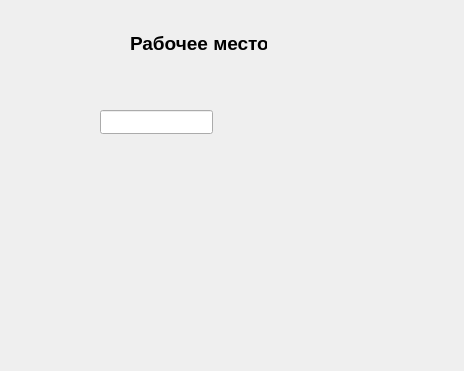
rust3128/Gandalf, file Terminals/editworkplacedialog.ui: the form before one commit.
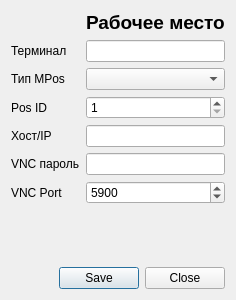
The form after the commit. Icons and pictures are not drawn.

The edit to the form file:
```diff
--- a/Terminals/editworkplacedialog.ui
+++ b/Terminals/editworkplacedialog.ui
@@ -6,61 +6,135 @@
    <rect>
     <x>0</x>
     <y>0</y>
-    <width>464</width>
-    <height>371</height>
+    <width>231</width>
+    <height>300</height>
    </rect>
   </property>
   <property name="windowTitle">
    <string>Dialog</string>
   </property>
-  <widget class="QLabel" name="label">
-   <property name="geometry">
-    <rect>
-     <x>20</x>
-     <y>20</y>
-     <width>48</width>
-     <height>48</height>
-    </rect>
-   </property>
-   <property name="text">
-    <string/>
-   </property>
-   <property name="pixmap">
-    <pixmap resource="../resource.qrc">:/Images/pc_icon.png</pixmap>
-   </property>
-   <property name="scaledContents">
-    <bool>true</bool>
-   </property>
-  </widget>
-  <widget class="QLabel" name="label_2">
-   <property name="geometry">
-    <rect>
-     <x>130</x>
-     <y>30</y>
-     <width>137</width>
-     <height>26</height>
-    </rect>
-   </property>
-   <property name="font">
-    <font>
-     <pointsize>14</pointsize>
-     <bold>true</bold>
-    </font>
-   </property>
-   <property name="text">
-    <string>Рабочее место</string>
-   </property>
-  </widget>
-  <widget class="QLineEdit" name="lineEditTerminalID">
-   <property name="geometry">
-    <rect>
-     <x>100</x>
-     <y>110</y>
-     <width>113</width>
-     <height>24</height>
-    </rect>
-   </property>
-  </widget>
+  <layout class="QGridLayout" name="gridLayout">
+   <item row="0" column="2" colspan="3">
+    <widget class="QLabel" name="label_2">
+     <property name="font">
+      <font>
+       <pointsize>14</pointsize>
+       <bold>true</bold>
+      </font>
+     </property>
+     <property name="text">
+      <string>Рабочее место</string>
+     </property>
+    </widget>
+   </item>
+   <item row="0" column="0">
+    <widget class="QLabel" name="label">
+     <property name="text">
+      <string/>
+     </property>
+     <property name="pixmap">
+      <pixmap resource="../resource.qrc">:/Images/pc_icon.png</pixmap>
+     </property>
+     <property name="scaledContents">
+      <bool>true</bool>
+     </property>
+    </widget>
+   </item>
+   <item row="3" column="0" colspan="2">
+    <widget class="QLabel" name="label_5">
+     <property name="text">
+      <string>Pos ID</string>
+     </property>
+    </widget>
+   </item>
+   <item row="7" column="2">
+    <spacer name="verticalSpacer">
+     <property name="orientation">
+      <enum>Qt::Vertical</enum>
+     </property>
+     <property name="sizeHint" stdset="0">
+      <size>
+       <width>20</width>
+       <height>40</height>
+      </size>
+     </property>
+    </spacer>
+   </item>
+   <item row="5" column="0" colspan="2">
+    <widget class="QLabel" name="label_6">
+     <property name="text">
+      <string>VNC пароль</string>
+     </property>
+    </widget>
+   </item>
+   <item row="9" column="0" colspan="5">
+    <widget class="QDialogButtonBox" name="buttonBox">
+     <property name="standardButtons">
+      <set>QDialogButtonBox::Close|QDialogButtonBox::Save</set>
+     </property>
+    </widget>
+   </item>
+   <item row="1" column="2" colspan="3">
+    <widget class="QLineEdit" name="lineEditTerminalID"/>
+   </item>
+   <item row="5" column="2" colspan="3">
+    <widget class="QLineEdit" name="lineEditPassVNC"/>
+   </item>
+   <item row="1" column="0">
+    <widget class="QLabel" name="label_3">
+     <property name="text">
+      <string>Терминал</string>
+     </property>
+    </widget>
+   </item>
+   <item row="2" column="0">
+    <widget class="QLabel" name="label_4">
+     <property name="text">
+      <string>Тип MPos</string>
+     </property>
+    </widget>
+   </item>
+   <item row="6" column="0" colspan="2">
+    <widget class="QLabel" name="label_7">
+     <property name="text">
+      <string>VNC Port</string>
+     </property>
+    </widget>
+   </item>
+   <item row="2" column="2" colspan="3">
+    <widget class="QComboBox" name="comboBoxVersionType"/>
+   </item>
+   <item row="3" column="2" colspan="3">
+    <widget class="QSpinBox" name="spinBoxPosID">
+     <property name="minimum">
+      <number>1</number>
+     </property>
+     <property name="maximum">
+      <number>10</number>
+     </property>
+    </widget>
+   </item>
+   <item row="6" column="2" colspan="3">
+    <widget class="QSpinBox" name="spinBoxPort">
+     <property name="maximum">
+      <number>65535</number>
+     </property>
+     <property name="value">
+      <number>5900</number>
+     </property>
+    </widget>
+   </item>
+   <item row="4" column="0">
+    <widget class="QLabel" name="label_8">
+     <property name="text">
+      <string>Хост/IP</string>
+     </property>
+    </widget>
+   </item>
+   <item row="4" column="2" colspan="3">
+    <widget class="QLineEdit" name="lineEditIP"/>
+   </item>
+  </layout>
  </widget>
  <resources>
   <include location="../resource.qrc"/>
```
